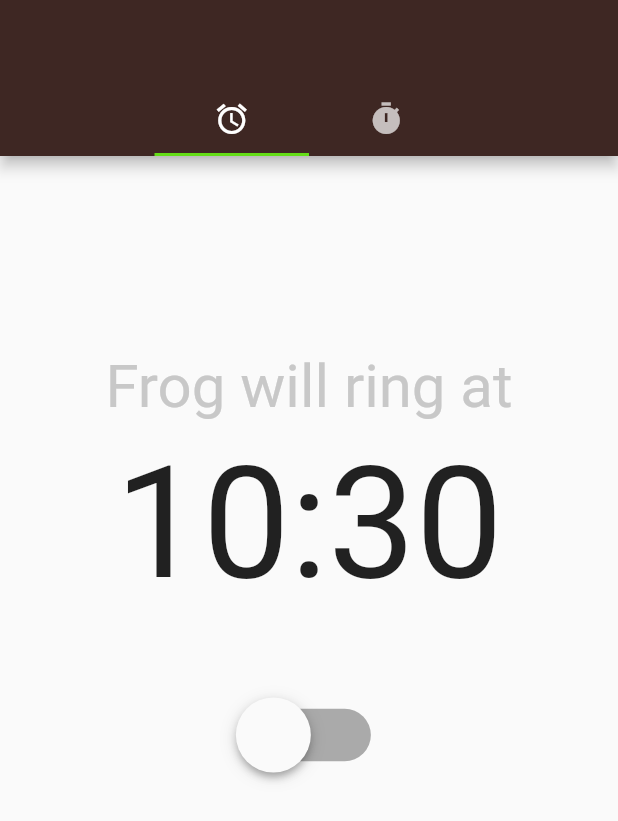
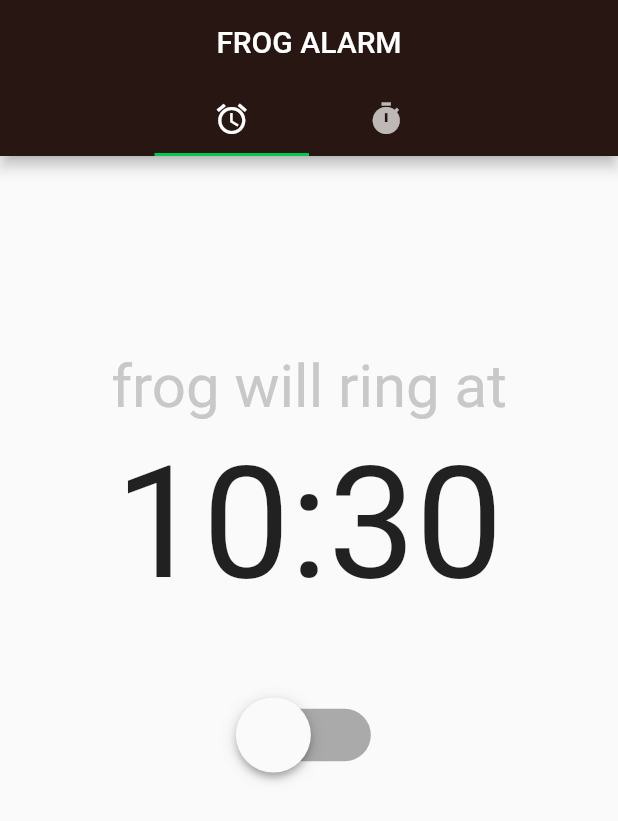
Before and after one commit to mattiasaksli/FrogClock, a Flutter app: the screen it shows after launch, on a phone screen of 412 x 824 dp. Shown: the top 821 px of the screen. Run offline on Flutter 3.47's test engine with Material 2 defaults, Android fonts, the phone set to English and light mode, and no system bars; our stand-ins replace flutter_blue, numberpicker.

Commit message:
Color scheme.

```diff
--- a/lib/main.dart
+++ b/lib/main.dart
@@ -15,12 +15,13 @@ class MainApp extends StatelessWidget {
       title: appName,
       home: TabsStateful(),
       theme: ThemeData(
-        primaryColor: Color.fromARGB(0xFF, 0x3E, 0x27, 0x23),
-        primaryColorLight: Color.fromARGB(0xFF, 0x6A, 0x4F, 0x4B),
-        primaryColorDark: Color.fromARGB(0xFF, 0x1B, 0x00, 0x00),
-        accentColor: Color.fromARGB(0xFF, 0x64, 0xDD, 0x17),
-      textTheme: TextTheme(
-            body1: TextStyle(fontSize: 30), headline: TextStyle(fontSize: 60))),
+          primaryColor: Color.fromARGB(0xFF, 0x28, 0x16, 0x12),
+          primaryColorLight: Color.fromARGB(0xFF, 0x6A, 0x4F, 0x4B),
+          primaryColorDark: Color.fromARGB(0xFF, 0x1B, 0x00, 0x00),
+          accentColor: Color.fromARGB(0xFF, 0x00, 0xc8, 0x53),
+          textTheme: TextTheme(
+              body1: TextStyle(fontSize: 30),
+              headline: TextStyle(fontSize: 60))),
       supportedLocales: [
         const Locale('en'), // English
       ],
@@ -53,15 +54,22 @@ class TabsState extends State<TabsStateful> {
       length: 4,
       child: Scaffold(
           appBar: AppBar(
+            title: Center(child: Text('FROG ALARM')),
             bottom: TabBar(
               isScrollable: false,
               tabs: [
-                Tab(icon: Icon(Icons.device_unknown,
-                  color: Color.fromARGB(0, 0, 0, 0),)),
+                Tab(
+                    icon: Icon(
+                  Icons.device_unknown,
+                  color: Color.fromARGB(0, 0, 0, 0),
+                )),
                 Tab(icon: Icon(Icons.access_alarms)),
                 Tab(icon: Icon(Icons.timer)),
-                Tab(icon: Icon(Icons.device_unknown,
-                color: Color.fromARGB(0, 0, 0, 0),))
+                Tab(
+                    icon: Icon(
+                  Icons.device_unknown,
+                  color: Color.fromARGB(0, 0, 0, 0),
+                ))
               ],
             ),
           ),
@@ -72,8 +80,7 @@ class TabsState extends State<TabsStateful> {
               TimerStateful(),
               DebugStateful()
             ],
-          )
-      ),
+          )),
     );
   }
 }
@@ -96,7 +103,7 @@ class AlarmState extends State<AlarmStateful> {
             Container(
               margin: EdgeInsets.fromLTRB(0, 80, 0, 50),
               child: Text(
-                "Frog will ring at",
+                "frog will ring at",
                 style: TextStyle(
                     fontSize: 40,
                     color: isSwitched
@@ -119,9 +126,7 @@ class AlarmState extends State<AlarmStateful> {
                       isSwitched = value;
                       print(isSwitched);
                     });
-                  },
-                  activeTrackColor: Colors.lightGreenAccent,
-                  activeColor: Colors.green,
+                  }
                 ),
               ),
             ),
@@ -173,8 +178,9 @@ class BasicTimeFieldState extends State<BasicTimeField> {
                         currentValue ?? TimeOfDay.fromDateTime(DateTime.now()),
                   );
                 },
-                child: Text(localizations.formatTimeOfDay(currentValue,
-                    alwaysUse24HourFormat: true),
-                style: TextStyle(fontSize: 13)))));
+                child: Text(
+                    localizations.formatTimeOfDay(currentValue,
+                        alwaysUse24HourFormat: true),
+                    style: TextStyle(fontSize: 13)))));
   }
 }
```
